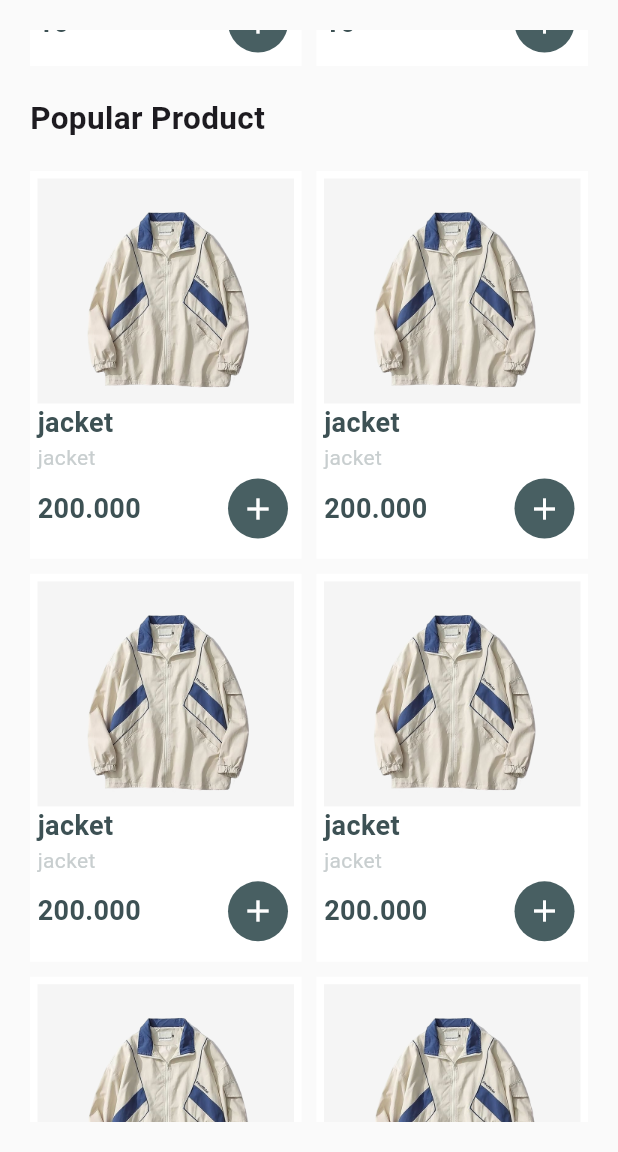
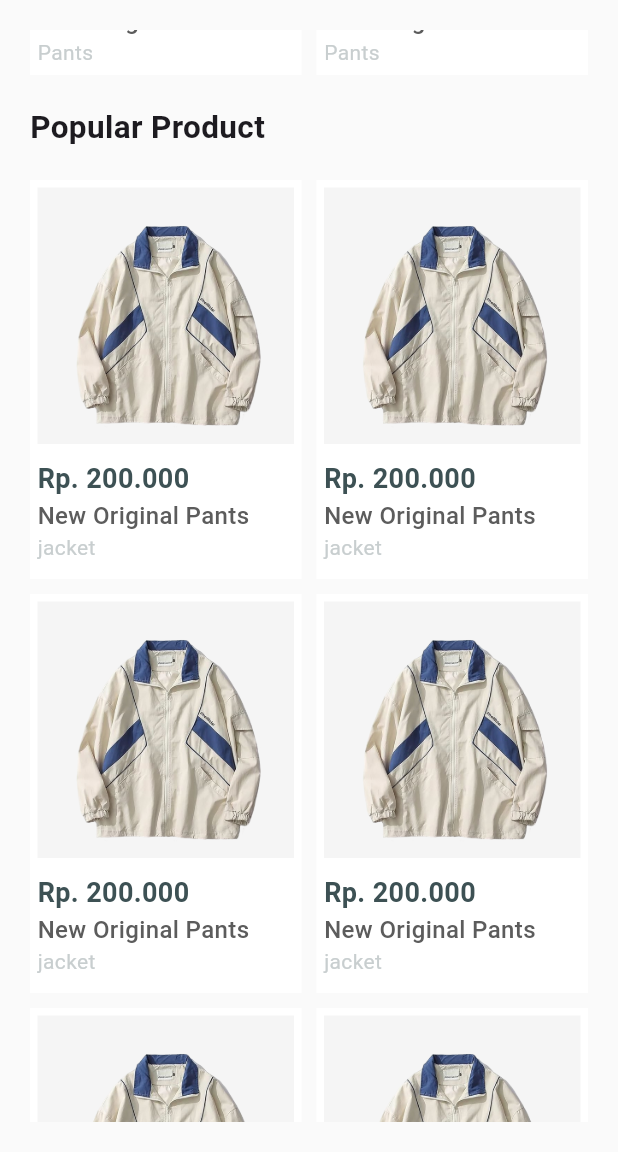
Before and after one commit to Whitnel12/flutter-auth, a Flutter app: the HomeScreen screen opened by its route, scrolled down 576 dp, on a phone screen of 412 x 824 dp, the part 84-1236 px from its top. Run offline on Flutter 3.47's test engine with Material 3 defaults, Android fonts, the phone set to English and light mode, and no system bars; our stand-ins replace carousel_slider, firebase_auth, firebase_core, smooth_page_indicator; accounts and stored records are empty.

Commit message:
add product detail page

```diff
--- a/lib/screens/home_screen.dart
+++ b/lib/screens/home_screen.dart
@@ -1,5 +1,8 @@
+import 'package:flutter/foundation.dart';
 import 'package:flutter/material.dart';
+import 'package:flutter/rendering.dart';
 import 'package:learning_auth/screens/bag_screen.dart';
+import 'package:learning_auth/screens/product_detail.dart';
 import 'package:learning_auth/widgets/product_item.dart';
 import 'package:carousel_slider/carousel_slider.dart';
 import "package:smooth_page_indicator/smooth_page_indicator.dart";
@@ -14,6 +17,12 @@ class _HomeScreenState extends State<HomeScreen> {
 
   final ColorItem = const Color(0xFF485F62);
 
+  String Selected = 'dress';
+
+  int myCurrentIndex = 0;
+
+  // String isSelected = 'dress';
+
   final myItems = [
     Image.asset('assets/shoes.jpg'),
     Image.asset('assets/shoes.jpg'),
@@ -22,7 +31,32 @@ class _HomeScreenState extends State<HomeScreen> {
     Image.asset('assets/shoes.jpg'),
   ];
 
-  int myCurrentIndex = 0;
+  Widget buildCategoryButton(String category) {
+    return TextButton(
+        onPressed: () {
+          setState(() {
+            Selected = category;
+          });
+          print(Selected);
+        },
+        style: TextButton.styleFrom(
+            backgroundColor:
+                Selected.toLowerCase().trim() == category.toLowerCase().trim()
+                    ? ColorItem
+                    : Colors.white,
+
+            // backgroundColor: Colors.white,
+            padding: EdgeInsets.symmetric(horizontal: 20)),
+        child: Text(
+          category,
+          style: TextStyle(
+            color:
+                Selected.toLowerCase().trim() == category.toLowerCase().trim()
+                    ? Colors.white
+                    : Color(0xFF8B999B),
+          ),
+        ));
+  }
 
   @override
   Widget build(BuildContext context) {
@@ -88,48 +122,22 @@ class _HomeScreenState extends State<HomeScreen> {
                   style: TextStyle(fontWeight: FontWeight.bold, fontSize: 21),
                 ),
                 SizedBox(height: 20),
-                Row(
+                SingleChildScrollView(
+                  scrollDirection: Axis.horizontal,
+                  child: Row(
                     children: [
-                    TextButton(
-                        onPressed: () {},
-                        style: TextButton.styleFrom(
-                            backgroundColor: ColorItem,
-                            padding: EdgeInsets.symmetric(horizontal: 20)),
-                        child: Text(
-                          "Dress",
-                          style: TextStyle(color: Colors.white),
-                        )),
+                      buildCategoryButton('Dress'),
                       SizedBox(width: 10),
-                    TextButton(
-                        onPressed: () {},
-                        style: TextButton.styleFrom(
-                            backgroundColor: Colors.white,
-                            padding: EdgeInsets.symmetric(horizontal: 20)),
-                        child: Text(
-                          "Shoes",
-                          style: TextStyle(color: Color(0xFF8B999B)),
-                        )),
+                      buildCategoryButton('Shoes'),
                       SizedBox(width: 10),
-                    TextButton(
-                        onPressed: () {},
-                        style: TextButton.styleFrom(
-                            backgroundColor: Colors.white,
-                            padding: EdgeInsets.symmetric(horizontal: 20)),
-                        child: Text(
-                          "Pants",
-                          style: TextStyle(color: Color(0xFF8B999B)),
-                        )),
+                      buildCategoryButton('Jacket'),
                       SizedBox(width: 10),
-                    TextButton(
-                        onPressed: () {},
-                        style: TextButton.styleFrom(
-                            backgroundColor: Colors.white,
-                            padding: EdgeInsets.symmetric(horizontal: 20)),
-                        child: Text(
-                          "Jacket",
-                          style: TextStyle(color: Color(0xFF8B999B)),
-                        )),
+                      buildCategoryButton('pants'),
+                      SizedBox(width: 10),
+                      buildCategoryButton('bag'),
+                      SizedBox(width: 10),
                     ],
+                  ),
                 ),
                 SizedBox(height: 20),
                 SingleChildScrollView(
@@ -190,46 +198,31 @@ class _HomeScreenState extends State<HomeScreen> {
                   style: TextStyle(fontWeight: FontWeight.bold, fontSize: 21),
                 ),
                 SizedBox(height: 20),
-                GridView.count(
-                    primary: false,
-                    crossAxisSpacing: 10,
-                    mainAxisSpacing: 10,
+                GridView.builder(
+                  physics: NeverScrollableScrollPhysics(),
                   shrinkWrap: true,
+                  gridDelegate: const SliverGridDelegateWithFixedCrossAxisCount(
                     crossAxisCount: 2,
-                    childAspectRatio: 0.7,
-                    physics: NeverScrollableScrollPhysics(),
-                    children: <Widget>[
-                      ProductItem(
+                    crossAxisSpacing: 10.0,
+                    mainAxisSpacing: 10.0,
+                    mainAxisExtent: 266,
+                  ),
+                  itemCount: 10,
+                  itemBuilder: (context, index) {
+                    return GestureDetector(
+                      onTap: () => Navigator.push(
+                          context,
+                          MaterialPageRoute(
+                              builder: (context) => ProductDetail())),
+                      child: ProductItem(
                         ImageProduct: 'assets/jacket.png',
                         TitleProduct: 'jacket',
                         CategoryProduct: 'jacket',
-                          PriceProduct: '200.000'),
-                      ProductItem(
-                          ImageProduct: 'assets/jacket.png',
-                          TitleProduct: 'jacket',
-                          CategoryProduct: 'jacket',
-                          PriceProduct: '200.000'),
-                      ProductItem(
-                          ImageProduct: 'assets/jacket.png',
-                          TitleProduct: 'jacket',
-                          CategoryProduct: 'jacket',
-                          PriceProduct: '200.000'),
-                      ProductItem(
-                          ImageProduct: 'assets/jacket.png',
-                          TitleProduct: 'jacket',
-                          CategoryProduct: 'jacket',
-                          PriceProduct: '200.000'),
-                      ProductItem(
-                          ImageProduct: 'assets/jacket.png',
-                          TitleProduct: 'jacket',
-                          CategoryProduct: 'jacket',
-                          PriceProduct: '200.000'),
-                      ProductItem(
-                          ImageProduct: 'assets/jacket.png',
-                          TitleProduct: 'jacket',
-                          CategoryProduct: 'jacket',
-                          PriceProduct: '200.000'),
-                    ]),
+                        PriceProduct: '200.000',
+                      ),
+                    );
+                  },
+                ),
               ],
             ),
           ),
--- /dev/null
+++ b/lib/screens/product_detail.dart
@@ -0,0 +1,28 @@
+import 'package:flutter/material.dart';
+
+class ProductDetail extends StatelessWidget {
+  @override
+  Widget build(BuildContext context) {
+    return Scaffold(
+      appBar: AppBar(
+        // title: Text("Product Detail"),
+        // actions: [
+        //   IconButton(
+        //     onPressed: () {},
+        //     icon: Icon(
+        //       Icons.favorite_border,
+        //     ),
+        //   )
+        // ],
+        backgroundColor: Colors.white,
+      ),
+      body: Container(
+        width: double.infinity,
+        color: Colors.white,
+        child: Column(
+          children: [Text("hello halaman detail product")],
+        ),
+      ),
+    );
+  }
+}
--- a/lib/screens/search_screen.dart
+++ b/lib/screens/search_screen.dart
@@ -28,6 +28,7 @@ class SearchScreen extends StatelessWidget {
         width: double.infinity,
         color: Color(0xffFAFAFA),
         padding: EdgeInsets.all(20),
+        child: SingleChildScrollView(
           child: Column(
             crossAxisAlignment: CrossAxisAlignment.start,
             children: [
@@ -47,59 +48,78 @@ class SearchScreen extends StatelessWidget {
               SizedBox(
                 height: 20,
               ),
-            Expanded(
-              child: GridView.count(
-                primary: false,
-                crossAxisSpacing: 10,
-                mainAxisSpacing: 10,
+              GridView.builder(
+                physics: NeverScrollableScrollPhysics(),
+                shrinkWrap: true,
+                gridDelegate: const SliverGridDelegateWithFixedCrossAxisCount(
                   crossAxisCount: 2,
-                childAspectRatio: 0.7,
-                children: <Widget>[
-                  // ProductItem
-                  ProductItem(
+                  crossAxisSpacing: 10.0,
+                  mainAxisSpacing: 10.0,
+                  mainAxisExtent: 266,
+                ),
+                itemCount: 10,
+                itemBuilder: (context, index) {
+                  return ProductItem(
                       ImageProduct: 'assets/jacket.png',
                       TitleProduct: 'jacket',
                       CategoryProduct: 'jacket',
-                      PriceProduct: '200.000'),
-                  ProductItem(
-                      ImageProduct: 'assets/jacket.png',
-                      TitleProduct: 'jacket',
-                      CategoryProduct: 'jacket',
-                      PriceProduct: '200.000'),
-                  ProductItem(
-                      ImageProduct: 'assets/jacket.png',
-                      TitleProduct: 'jacket',
-                      CategoryProduct: 'jacket',
-                      PriceProduct: '200.000'),
-                  ProductItem(
-                      ImageProduct: 'assets/jacket.png',
-                      TitleProduct: 'jacket',
-                      CategoryProduct: 'jacket',
-                      PriceProduct: '200.000'),
-                  ProductItem(
-                      ImageProduct: 'assets/jacket.png',
-                      TitleProduct: 'jacket',
-                      CategoryProduct: 'jacket',
-                      PriceProduct: '200.000'),
-                  ProductItem(
-                      ImageProduct: 'assets/jacket.png',
-                      TitleProduct: 'jacket',
-                      CategoryProduct: 'jacket',
-                      PriceProduct: '200.000'),
-                  ProductItem(
-                      ImageProduct: 'assets/jacket.png',
-                      TitleProduct: 'jacket',
-                      CategoryProduct: 'jacket',
-                      PriceProduct: '200.000'),
-                  ProductItem(
-                      ImageProduct: 'assets/jacket.png',
-                      TitleProduct: 'jacket',
-                      CategoryProduct: 'jacket',
-                      PriceProduct: '200.000'),
+                      PriceProduct: '200.000');
+                },
+              ),
+              // Expanded(
+              //   child: GridView.count(
+              //     primary: false,
+              //     crossAxisSpacing: 10,
+              //     mainAxisSpacing: 10,
+              //     crossAxisCount: 2,
+              //     childAspectRatio: 0.7,
+              //     children: <Widget>[
+              //       // ProductItem
+              //       ProductItem(
+              //           ImageProduct: 'assets/jacket.png',
+              //           TitleProduct: 'jacket',
+              //           CategoryProduct: 'jacket',
+              //           PriceProduct: '200.000'),
+              //       ProductItem(
+              //           ImageProduct: 'assets/jacket.png',
+              //           TitleProduct: 'jacket',
+              //           CategoryProduct: 'jacket',
+              //           PriceProduct: '200.000'),
+              //       ProductItem(
+              //           ImageProduct: 'assets/jacket.png',
+              //           TitleProduct: 'jacket',
+              //           CategoryProduct: 'jacket',
+              //           PriceProduct: '200.000'),
+              //       ProductItem(
+              //           ImageProduct: 'assets/jacket.png',
+              //           TitleProduct: 'jacket',
+              //           CategoryProduct: 'jacket',
+              //           PriceProduct: '200.000'),
+              //       ProductItem(
+              //           ImageProduct: 'assets/jacket.png',
+              //           TitleProduct: 'jacket',
+              //           CategoryProduct: 'jacket',
+              //           PriceProduct: '200.000'),
+              //       ProductItem(
+              //           ImageProduct: 'assets/jacket.png',
+              //           TitleProduct: 'jacket',
+              //           CategoryProduct: 'jacket',
+              //           PriceProduct: '200.000'),
+              //       ProductItem(
+              //           ImageProduct: 'assets/jacket.png',
+              //           TitleProduct: 'jacket',
+              //           CategoryProduct: 'jacket',
+              //           PriceProduct: '200.000'),
+              //       ProductItem(
+              //           ImageProduct: 'assets/jacket.png',
+              //           TitleProduct: 'jacket',
+              //           CategoryProduct: 'jacket',
+              //           PriceProduct: '200.000'),
+              //     ],
+              //   ),
+              // ),
             ],
           ),
-            ),
-          ],
         ),
       ),
     );
--- a/lib/widgets/product_item.dart
+++ b/lib/widgets/product_item.dart
@@ -27,26 +27,43 @@ class ProductItem extends StatelessWidget {
       ),
       padding: EdgeInsets.all(5),
       child: Container(
+        // color: Colors.red,
+        child: Container(
           child: Column(
             children: [
               Container(
                 color: Color(0xFFF5F5F5),
                 child: Image.asset(
                   ImageProduct,
-                height: 150,
+                  // height: 150,
                   width: 190,
                 ),
               ),
-            // SizedBox(height: 20,);
+              SizedBox(
+                height: 10,
+              ),
               Container(
                 // height: 200,
                 alignment: Alignment.centerLeft,
                 child: Text(
-                TitleProduct,
+                  // TitleProduct,
+                  'Rp. 200.000',
                   style: TextStyle(
                       color: TextColor,
                       fontWeight: FontWeight.bold,
                       fontSize: 18),
+                ),
+              ),
+              Container(
+                // height: 200,
+                alignment: Alignment.centerLeft,
+                child: Text(
+                  // TitleProduct,
+                  'New Original Pants',
+                  style: TextStyle(
+                      color: const Color.fromARGB(255, 92, 92, 92),
+                      fontWeight: FontWeight.w500,
+                      fontSize: 16),
                 ),
               ),
               Container(
@@ -56,29 +73,8 @@ class ProductItem extends StatelessWidget {
                   style: TextStyle(color: Color(0xFFC8CECF)),
                 ),
               ),
-            // Spacer(),
-            Container(
-              width: double.infinity,
-              child: Row(
-                mainAxisAlignment: MainAxisAlignment.spaceBetween,
-                children: [
-                  Text(
-                    PriceProduct,
-                    style: TextStyle(
-                        fontSize: 18,
-                        color: TextColor,
-                        fontWeight: FontWeight.bold),
-                  ),
-                  IconButton(
-                    onPressed: () {},
-                    icon: Icon(Icons.add),
-                    color: Colors.white,
-                    style: IconButton.styleFrom(backgroundColor: ColorItem),
-                  )
             ],
           ),
-            )
-          ],
         ),
       ),
     );
```
Lines whose indentation alone changed are shown as unchanged.
